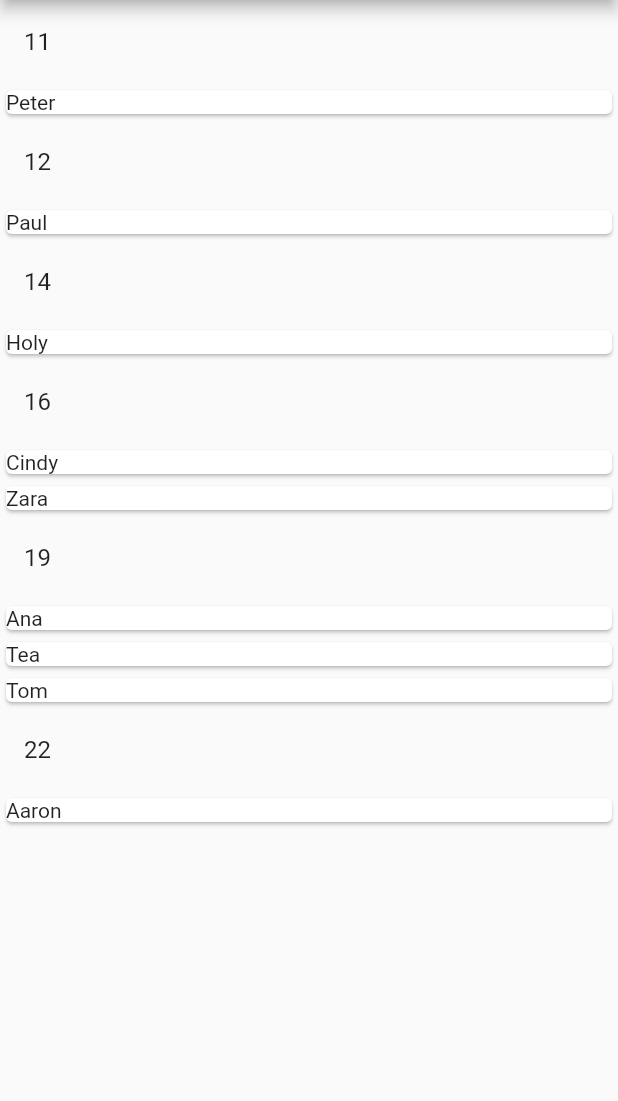
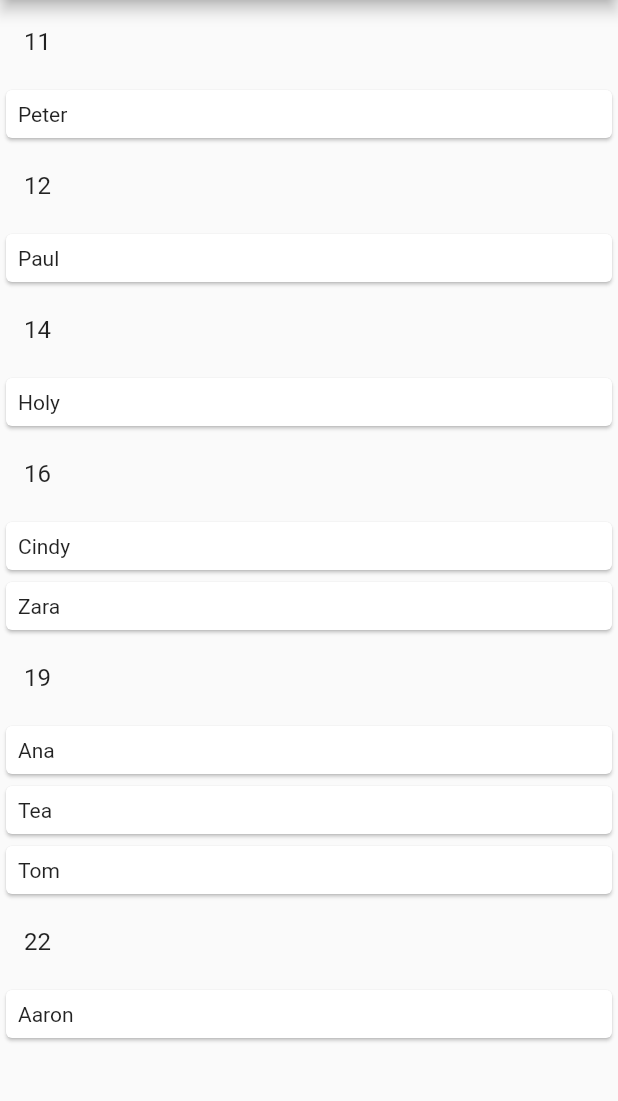
Before and after one commit to stefanovskatea/grouped_list_package, a Flutter app: the screen it shows after launch, on a phone screen of 412 x 824 dp, the part 84-1185 px from its top. Run offline on Flutter 3.47's test engine with Material 2 defaults, Android fonts, the phone set to English and light mode, and no system bars.

Commit message:
clean - ready for use

```diff
--- a/example/lib/main.dart
+++ b/example/lib/main.dart
@@ -46,7 +46,10 @@ class MyHomePage extends StatelessWidget {
         children: dummyData.groupedBySorting(groupBy: (element) => (element['age']), compareBy: (
             element) => (element['name']), headerBuilder:  (element) =>
         (ListTile(title: Text(element['age'].toString()))), itemBuilder: (element) =>
-        (Card(child: Text(element['name']))), separatorBuilder: ()=>(const SizedBox.shrink())),
+        (Card(child: Padding(
+          padding: const EdgeInsets.all(8.0),
+          child: Text(element['name']),
+        ))), separatorBuilder: ()=>(const SizedBox.shrink())),
       ),
     );
   }
```
